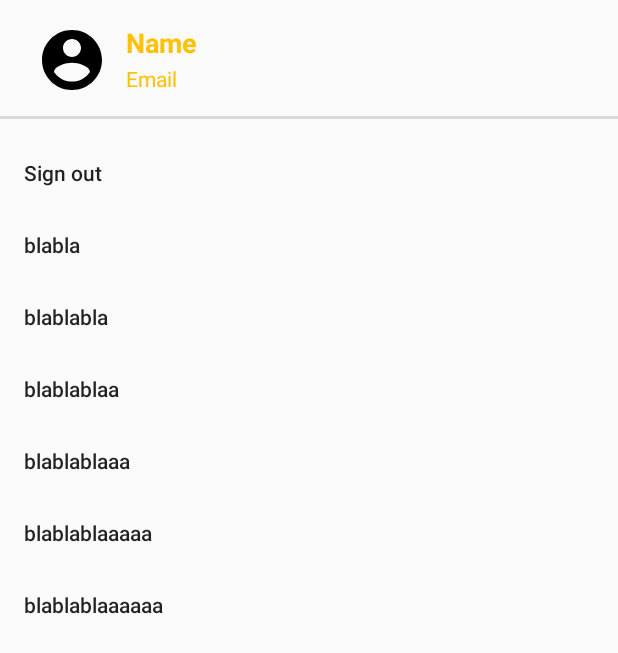
After one commit to SomeSimpleThings/simplelist, an Android app: the layout drawer_bottom_layout.xml on its own in the app's theme, with its tools: preview values and no code run, on a phone screen of 412 x 824 dp. The commit adds this screen. Shown: the top 653 px of the screen. Run offline under Robolectric (Android 15) with nearby library versions, the phone set to English and light mode, and no system bars.

Commit message:
start to implement bottom drawer

```diff
--- /dev/null
+++ b/app/src/main/res/drawable/ic_account_circle_black_24dp.xml
@@ -0,0 +1,9 @@
+<vector xmlns:android="http://schemas.android.com/apk/res/android"
+        android:width="24dp"
+        android:height="24dp"
+        android:viewportWidth="24.0"
+        android:viewportHeight="24.0">
+    <path
+        android:fillColor="#FF000000"
+        android:pathData="M12,2C6.48,2 2,6.48 2,12s4.48,10 10,10 10,-4.48 10,-10S17.52,2 12,2zM12,5c1.66,0 3,1.34 3,3s-1.34,3 -3,3 -3,-1.34 -3,-3 1.34,-3 3,-3zM12,19.2c-2.5,0 -4.71,-1.28 -6,-3.22 0.03,-1.99 4,-3.08 6,-3.08 1.99,0 5.97,1.09 6,3.08 -1.29,1.94 -3.5,3.22 -6,3.22z"/>
+</vector>
--- /dev/null
+++ b/app/src/main/res/drawable/ic_close_black_24dp.xml
@@ -0,0 +1,9 @@
+<vector xmlns:android="http://schemas.android.com/apk/res/android"
+        android:width="24dp"
+        android:height="24dp"
+        android:viewportWidth="24.0"
+        android:viewportHeight="24.0">
+    <path
+        android:fillColor="#FF000000"
+        android:pathData="M19,6.41L17.59,5 12,10.59 6.41,5 5,6.41 10.59,12 5,17.59 6.41,19 12,13.41 17.59,19 19,17.59 13.41,12z"/>
+</vector>
--- /dev/null
+++ b/app/src/main/res/layout/drawer_bottom_layout.xml
@@ -0,0 +1,77 @@
+<?xml version="1.0" encoding="utf-8"?>
+<androidx.constraintlayout.widget.ConstraintLayout
+    xmlns:app="http://schemas.android.com/apk/res-auto"
+    xmlns:android="http://schemas.android.com/apk/res/android"
+    android:layout_width="match_parent"
+    android:layout_height="wrap_content">
+
+    <com.google.android.material.navigation.NavigationView
+        android:id="@+id/navigation_view"
+        android:layout_width="match_parent"
+        android:layout_height="wrap_content"
+        android:layout_gravity="bottom"
+        android:layout_marginTop="4dp"
+        android:paddingBottom="40dp"
+        app:layout_constraintEnd_toEndOf="parent"
+        app:layout_constraintHorizontal_bias="0.0"
+        app:layout_constraintStart_toStartOf="parent"
+        app:layout_constraintTop_toBottomOf="@+id/view2"
+        app:menu="@menu/drawer_menu"/>
+
+    <TextView
+        android:id="@+id/textView"
+        android:layout_width="wrap_content"
+        android:layout_height="wrap_content"
+        android:layout_marginStart="12dp"
+        android:layout_marginTop="16dp"
+        android:text="@string/bottom_sheet_name"
+        android:textColor="@color/colorAccent"
+        android:textSize="18sp"
+        android:textStyle="bold"
+        app:layout_constraintStart_toEndOf="@+id/imageView"
+        app:layout_constraintTop_toTopOf="parent" />
+
+    <TextView
+        android:id="@+id/textView2"
+        android:layout_width="wrap_content"
+        android:layout_height="wrap_content"
+        android:layout_marginTop="2dp"
+        android:text="@string/bottom_sheet_email"
+        android:textColor="@color/colorAccent"
+        app:layout_constraintStart_toStartOf="@+id/textView"
+        app:layout_constraintTop_toBottomOf="@+id/textView" />
+
+    <ImageView
+        android:id="@+id/imageView"
+        android:layout_width="48dp"
+        android:layout_height="48dp"
+        android:layout_marginStart="24dp"
+        android:background="@drawable/ic_account_circle_black_24dp"
+        app:layout_constraintStart_toStartOf="parent"
+        app:layout_constraintTop_toTopOf="@+id/textView" />
+
+    <View
+        android:id="@+id/view2"
+        android:layout_width="match_parent"
+        android:layout_height="2dip"
+        android:layout_marginTop="15dp"
+        android:background="#447e7e7e"
+        app:layout_constraintEnd_toEndOf="parent"
+        app:layout_constraintHorizontal_bias="0.0"
+        app:layout_constraintStart_toStartOf="parent"
+        app:layout_constraintTop_toBottomOf="@+id/textView2" />
+
+    <ImageView
+        android:id="@+id/close_imageview"
+        android:layout_width="24dp"
+        android:layout_height="24dp"
+        android:layout_marginTop="8dp"
+        android:layout_marginEnd="16dp"
+        android:layout_marginBottom="8dp"
+        android:background="@drawable/ic_close_black_24dp"
+        android:visibility="gone"
+        app:layout_constraintBottom_toBottomOf="@+id/textView2"
+        app:layout_constraintEnd_toEndOf="parent"
+        app:layout_constraintTop_toTopOf="@+id/textView" />
+
+</androidx.constraintlayout.widget.ConstraintLayout>
--- /dev/null
+++ b/app/src/main/res/menu/drawer_menu.xml
@@ -0,0 +1,26 @@
+<?xml version="1.0" encoding="utf-8"?>
+<menu xmlns:android="http://schemas.android.com/apk/res/android">
+    <group>
+        <item
+            android:id="@+id/sign_out_menu_drawer"
+            android:title="@string/sign_out" />
+        <item
+            android:id="@+id/bla_menu_drawer"
+            android:title="blabla" />
+        <item
+            android:id="@+id/blabla_menu_drawer"
+            android:title="blablabla" />
+        <item
+            android:id="@+id/blablaa_menu_drawer"
+            android:title="blablablaa" />
+        <item
+            android:id="@+id/blablaaa_menu_drawer"
+            android:title="blablablaaa" />
+        <item
+            android:id="@+id/blablaaaa_menu_drawer"
+            android:title="blablablaaaaa" />
+        <item
+            android:id="@+id/blablaaaaa_menu_drawer"
+            android:title="blablablaaaaaa" />
+    </group>
+</menu>
--- a/app/src/main/res/values/strings.xml
+++ b/app/src/main/res/values/strings.xml
@@ -17,4 +17,6 @@
     <string name="anonymous">Anonymous</string>
     <string name="note_removed_message">Note removed</string>
     <string name="undo">Cancel</string>
+    <string name="bottom_sheet_name">Name</string>
+    <string name="bottom_sheet_email">Email</string>
 </resources>
```
Also changed, not shown: app/src/main/java/com/somethingsimple/simplelist/view/BottomDrawerFragment.java (added, +38 -0 lines), app/src/main/java/com/somethingsimple/simplelist/view/MainActivity.java (+14 -6 lines), app/src/main/res/drawable/ic_logout_black_24dp.xml (added, +9 -0 lines), app/src/main/res/drawable/ic_menu_black_24dp.xml (+4 -4 lines), app/src/main/res/layout/activity_main.xml (+14 -4 lines).
